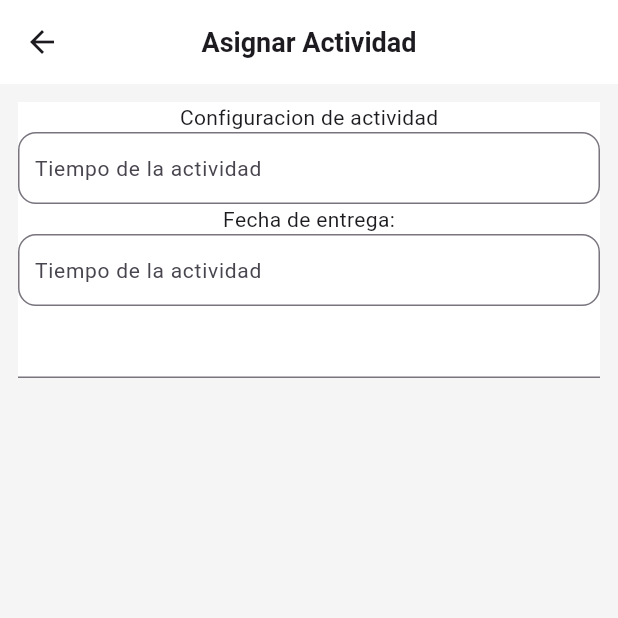
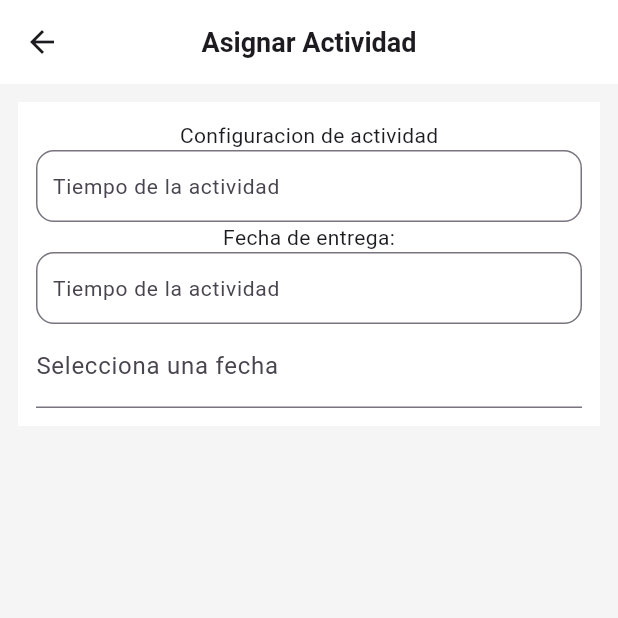
Before and after one commit to Angel05m/aula_idiomas_app, a Flutter app: the AsignarActividadDocente screen opened directly, on a phone screen of 412 x 824 dp, the top half of it. Run offline on Flutter 3.47's test engine with Material 3 defaults, Android fonts, the phone set to English and light mode, and no system bars; drawn by our look-alikes of date_field; our stand-ins replace get, google_sign_in, image_picker, shared_preferences; accounts and stored records are empty.

Commit message:
add: diseño asigancion de tarea

```diff
--- a/lib/screens/docente/aignar_actividad.dart
+++ b/lib/screens/docente/aignar_actividad.dart
@@ -10,6 +10,8 @@ class AsignarActividadDocente extends StatefulWidget {
 }
 
 class _AsignarActividadDocenteState extends State<AsignarActividadDocente> {
+  DateTime? selectedDate;
+
   @override
   Widget build(BuildContext context) {
     return Scaffold(
@@ -28,6 +30,7 @@ class _AsignarActividadDocenteState extends State<AsignarActividadDocente> {
         child: Column(
           children: [
             Container(
+              padding: EdgeInsets.all(12.0),
               decoration: BoxDecoration(color: Colors.white),
               child: Column(
                 children: [
@@ -69,7 +72,20 @@ class _AsignarActividadDocenteState extends State<AsignarActividadDocente> {
                       ),
                     ),
                   ),
-                  DateTimeFormField(firstDate: DateTime(2000), lastDate: DateTime(2100),)
+                  DateTimeFormField(
+                    firstDate: DateTime(2000),
+                    lastDate: DateTime(2100),
+                    mode: DateTimeFieldPickerMode.date,
+                    decoration: const InputDecoration(
+                      labelText: 'Selecciona una fecha',
+                      hintStyle: TextStyle(fontSize: 14.0),
+                    ),
+                    onChanged: (DateTime? value) {
+                      setState(() {
+                        selectedDate = value;
+                      });
+                    },
+                  ),
                 ],
               ),
             ),
```
